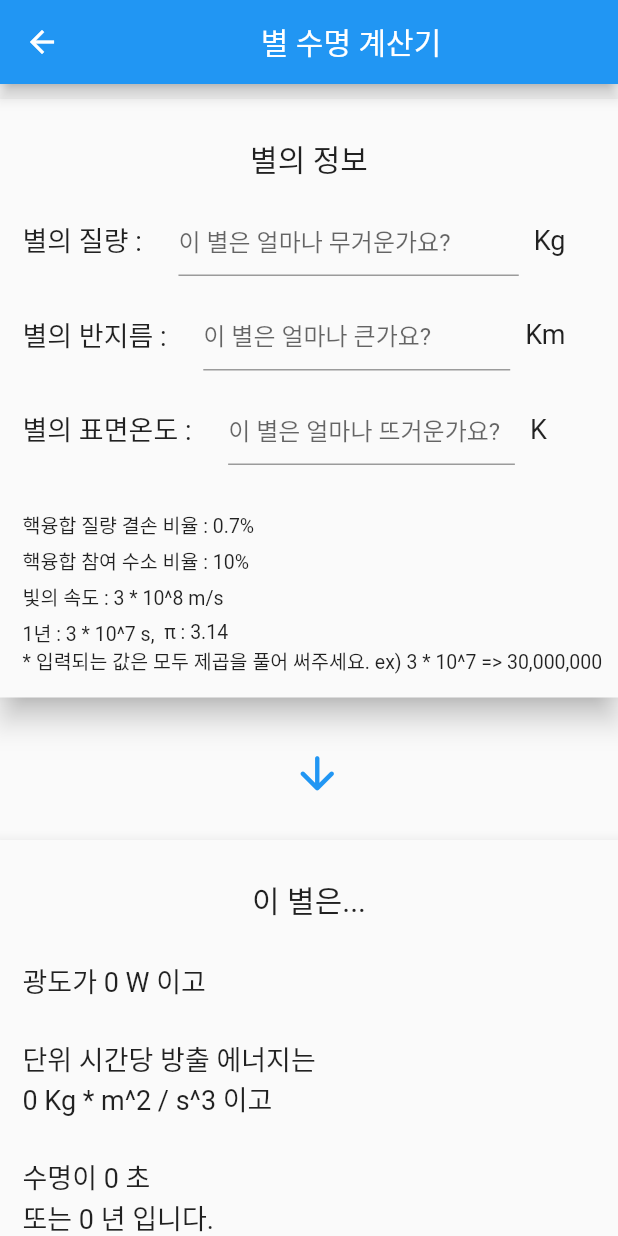
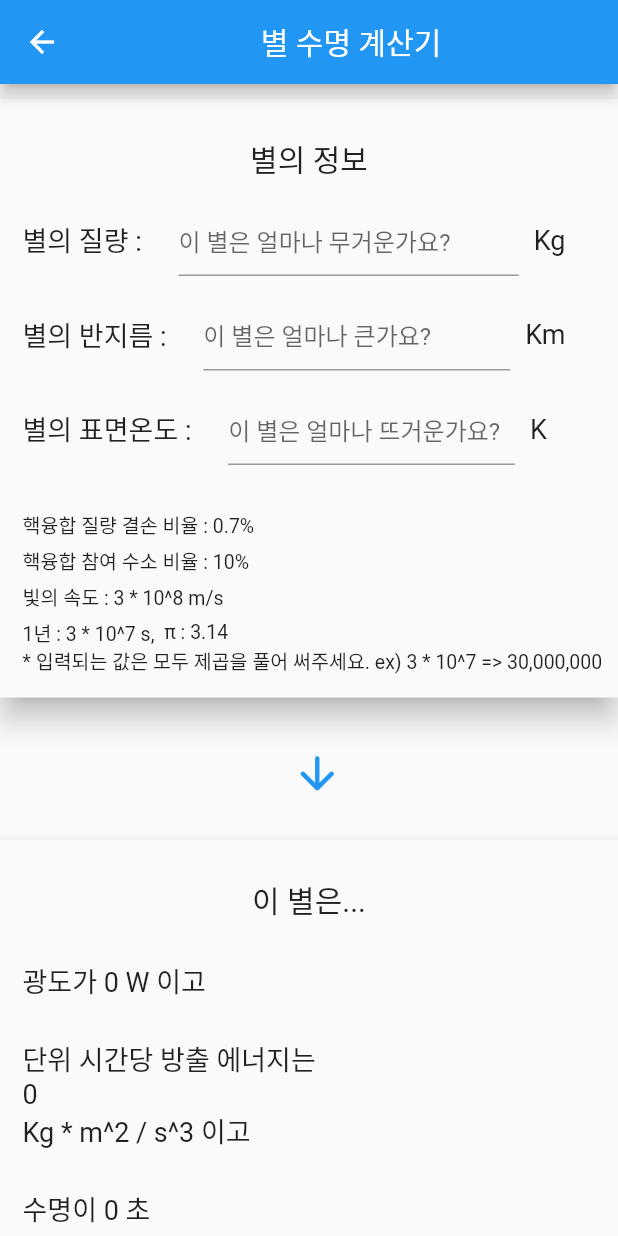
Before and after one commit to jun127/star_life_calculator_for_mobile, a Flutter app: the StarLife screen opened directly, on a phone screen of 412 x 824 dp. Run offline on Flutter 3.47's test engine with Material 2 defaults, Android fonts, the phone set to English and light mode, and no system bars.

Commit message:
스마트폰용 개선1

```diff
--- a/lib/main.dart
+++ b/lib/main.dart
@@ -1,5 +1,7 @@
 import 'package:flutter/material.dart';
 import 'dart:math';
+
+import 'package:flutter/services.dart';
 
 void main() {
   runApp(const SLC());
@@ -104,19 +106,26 @@ class _StarLifeState extends State<StarLife> {
                       Container(height: 15),
                       Container(
                         child: Row( children: [Text('별의 질량 : ', style: TextStyle(fontSize: 18)), Container(width: 10),
-                          Flexible(child: Container(child: Padding(child: TextField(keyboardType: TextInputType.number, controller: starmass, decoration: InputDecoration(hintText: '이 별은 얼마나 무거운가요?',),), padding: EdgeInsets.only(left:10, right: 10)))),
+                          Flexible(child: Container(child: Padding(child: TextField(inputFormatters: [
+                            FilteringTextInputFormatter.allow(RegExp(r'[0-9e+-]')),
+                          ],
+                            controller: starmass, decoration: InputDecoration(hintText: '이 별은 얼마나 무거운가요?',),), padding: EdgeInsets.only(left:10, right: 10)))),
                           Text('Kg', style: TextStyle(fontSize: 18)), Container(width: 20),],),
                       ),
                       Container(height: 15),
                       Container(
                         child: Row( children: [Text('별의 반지름 : ', style: TextStyle(fontSize: 18)), Container(width: 10),
-                          Flexible(child: Container(child: Padding(child: TextField(keyboardType: TextInputType.number, controller: starradius, decoration: InputDecoration(hintText: '이 별은 얼마나 큰가요?',),), padding: EdgeInsets.only(left:10, right: 10)))),
+                          Flexible(child: Container(child: Padding(child: TextField(inputFormatters: [
+                              FilteringTextInputFormatter.allow(RegExp(r'[0-9e+-]')),
+                            ], controller: starradius, decoration: InputDecoration(hintText: '이 별은 얼마나 큰가요?',),), padding: EdgeInsets.only(left:10, right: 10)))),
                           Text('Km', style: TextStyle(fontSize: 18)), Container(width: 20),],),
                       ),
                       Container(height: 15),
                       Container(
                         child: Row( children: [Text('별의 표면온도 : ', style: TextStyle(fontSize: 18)), Container(width: 10),
-                          Flexible(child: Container(child: Padding(child: TextField(keyboardType: TextInputType.number, controller: startemper, decoration: InputDecoration(hintText: '이 별은 얼마나 뜨거운가요?',),), padding: EdgeInsets.only(left:10, right: 10)))),
+                          Flexible(child: Container(child: Padding(child: TextField(inputFormatters: [
+                            FilteringTextInputFormatter.allow(RegExp(r'[0-9e+-]')),
+                          ], controller: startemper, decoration: InputDecoration(hintText: '이 별은 얼마나 뜨거운가요?',),), padding: EdgeInsets.only(left:10, right: 10)))),
                           Text('K ', style: TextStyle(fontSize: 18)), Container(width: 28),],),
                       ),
 
@@ -164,7 +173,7 @@ class _StarLifeState extends State<StarLife> {
                       ),
                       Container(height: 25),
                       Container(
-                        child: Row( children: [Text('단위 시간당 방출 에너지는 \n${E} Kg * m^2 / s^3 이고', style: TextStyle(fontSize: 18)), Container(width: 10),
+                        child: Row( children: [Text('단위 시간당 방출 에너지는 \n${E} \nKg * m^2 / s^3 이고', style: TextStyle(fontSize: 18)), Container(width: 10),
                         ],),
                       ),
                       Container(height: 25),
```
